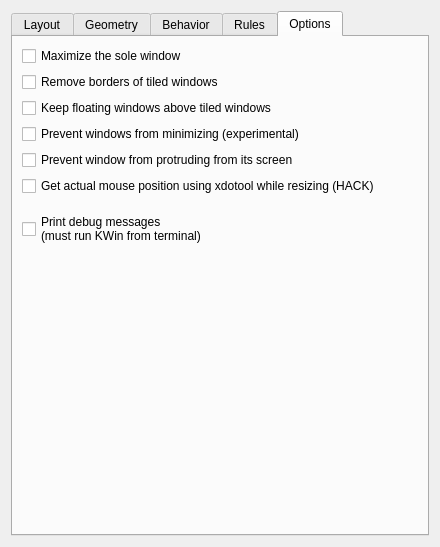
The window that res/config.ui (Bismuth-Forge/bismuth) describes before a commit, drawn with Qt 5.
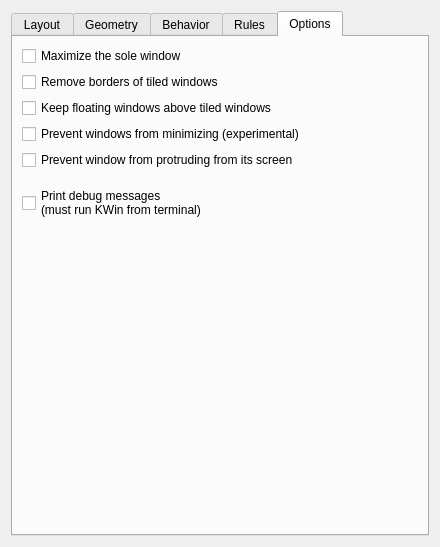
The same window after the commit. The open tabs and pages were chosen to show the change.

Commit message:
feat(wayland): :fire: remove mouse poller
Mouse poller does not work on Wayland anyway. It uses xdottool, which
does not work on Wayland.

This will break the setup of the users, who used the config setting to
use xdotool

The edit to the form file:
```diff
--- a/res/config.ui
+++ b/res/config.ui
@@ -604,16 +604,6 @@
          </property>
         </widget>
        </item>
-       <item>
-        <widget class="QCheckBox" name="kcfg_pollMouseXdotool">
-         <property name="toolTip">
-          <string>&lt;html&gt;&lt;head/&gt;&lt;body&gt;&lt;p&gt;If enabled, actual mouse position will be used for certain operations. (e.g. swapping tile by dragging)&lt;/p&gt;&lt;p&gt;To use this feature, user &lt;span style=&quot; text-decoration: underline;&quot;&gt;MUST make sure &lt;/span&gt;&lt;span style=&quot; font-weight:600; font-style:italic; text-decoration: underline;&quot;&gt;xdotool &lt;/span&gt;&lt;span style=&quot; text-decoration: underline;&quot;&gt;is installed&lt;/span&gt; on the system.&lt;/p&gt;&lt;/body&gt;&lt;/html&gt;</string>
-         </property>
-         <property name="text">
-          <string>Get actual mouse position using xdotool while resizing (HACK)</string>
-         </property>
-        </widget>
-       </item>
        <item>
         <spacer name="debugSpacer">
          <property name="orientation">
```
The commit also changes 6 other files.
